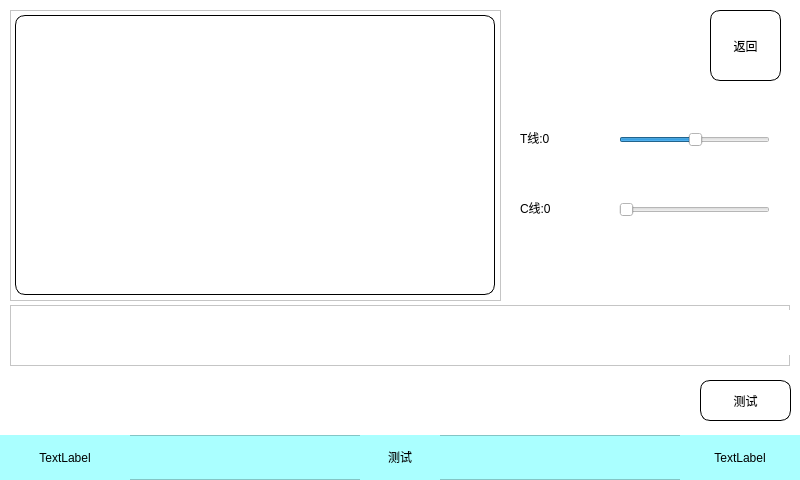
Above: ui/scan_ui.ui from 511aj/Linux_pyqt_CCD before the change. Below: the same form after it.
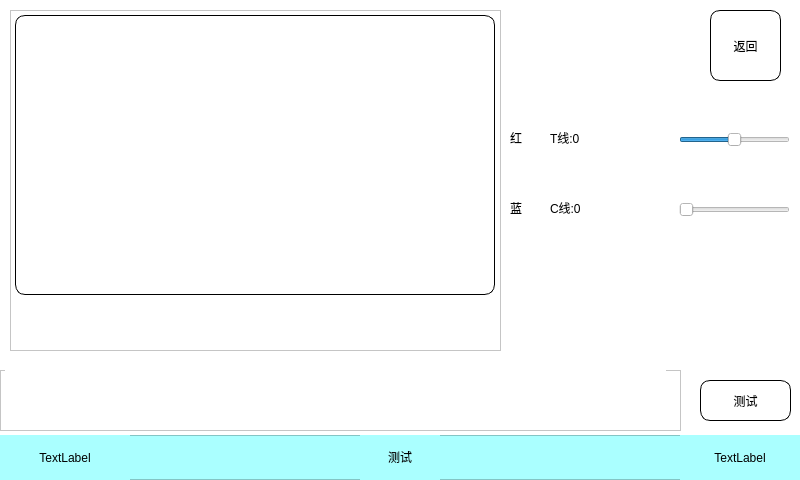
That is the form after the change.

Commit message: 增加T/C指示器

Diff of the .ui file:
```diff
--- a/ui/scan_ui.ui
+++ b/ui/scan_ui.ui
@@ -124,7 +124,7 @@
      <x>10</x>
      <y>10</y>
      <width>491</width>
-     <height>291</height>
+     <height>341</height>
     </rect>
    </property>
    <property name="frameShape">
@@ -159,13 +159,23 @@
 {border-style: solid; border-width: 1px; border-radius: 10px; border-color: black;}</string>
     </property>
    </widget>
+   <widget class="QWidget" name="line_widget" native="true">
+    <property name="geometry">
+     <rect>
+      <x>5</x>
+      <y>285</y>
+      <width>481</width>
+      <height>41</height>
+     </rect>
+    </property>
+   </widget>
   </widget>
   <widget class="QFrame" name="frame_2">
    <property name="geometry">
     <rect>
-     <x>10</x>
-     <y>305</y>
-     <width>780</width>
+     <x>0</x>
+     <y>370</y>
+     <width>681</width>
      <height>61</height>
     </rect>
    </property>
@@ -179,8 +189,8 @@
     <property name="geometry">
      <rect>
       <x>5</x>
-      <y>5</y>
-      <width>800</width>
+      <y>0</y>
+      <width>661</width>
       <height>45</height>
      </rect>
     </property>
@@ -189,9 +199,9 @@
   <widget class="QSlider" name="horizontalSlider_T">
    <property name="geometry">
     <rect>
-     <x>619</x>
+     <x>679</x>
      <y>130</y>
-     <width>151</width>
+     <width>111</width>
      <height>20</height>
     </rect>
    </property>
@@ -205,9 +215,9 @@
   <widget class="QSlider" name="horizontalSlider_C">
    <property name="geometry">
     <rect>
-     <x>619</x>
+     <x>679</x>
      <y>200</y>
-     <width>151</width>
+     <width>111</width>
      <height>20</height>
     </rect>
    </property>
@@ -218,7 +228,7 @@
   <widget class="QLabel" name="T_label">
    <property name="geometry">
     <rect>
-     <x>520</x>
+     <x>550</x>
      <y>130</y>
      <width>71</width>
      <height>16</height>
@@ -237,7 +247,7 @@
   <widget class="QLabel" name="C_label">
    <property name="geometry">
     <rect>
-     <x>520</x>
+     <x>550</x>
      <y>200</y>
      <width>71</width>
      <height>16</height>
@@ -250,6 +260,32 @@
     <set>Qt::AlignLeading|Qt::AlignLeft|Qt::AlignVCenter</set>
    </property>
   </widget>
+  <widget class="QLabel" name="label">
+   <property name="geometry">
+    <rect>
+     <x>510</x>
+     <y>130</y>
+     <width>31</width>
+     <height>16</height>
+    </rect>
+   </property>
+   <property name="text">
+    <string>红</string>
+   </property>
+  </widget>
+  <widget class="QLabel" name="label_2">
+   <property name="geometry">
+    <rect>
+     <x>510</x>
+     <y>200</y>
+     <width>31</width>
+     <height>16</height>
+    </rect>
+   </property>
+   <property name="text">
+    <string>蓝</string>
+   </property>
+  </widget>
  </widget>
  <resources>
   <include location="img.qrc"/>
```
The commit also changes 1 other file.
